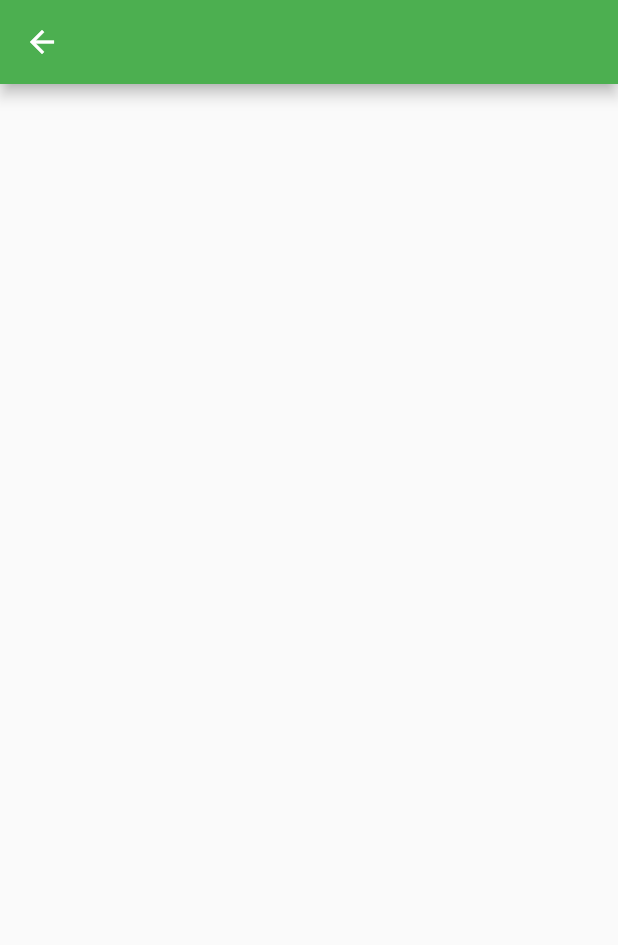
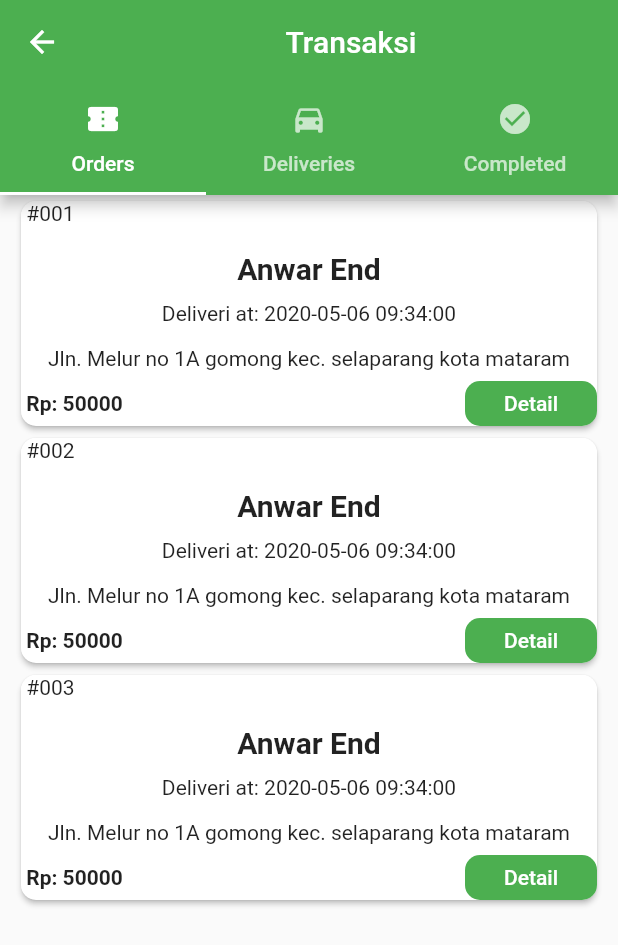
Before and after one commit to Blazing21/Pesan_sayur, a Flutter app: the TransaksiPage screen opened directly, on a phone screen of 412 x 824 dp. Shown: the top 945 px of the screen. Run offline on Flutter 3.47's test engine with Material 2 defaults, Android fonts, the phone set to English and light mode, and no system bars; our stand-ins replace image_picker; Roboto replaces fonts that are missing (exo 2); project files that could hold a hidden picture were left out.

Commit message:
add widget transaksi dan person supier

```diff
--- a/lib/beranda/beranda_view.dart
+++ b/lib/beranda/beranda_view.dart
@@ -2,6 +2,7 @@ import 'package:flutter/material.dart';
 import 'package:supplier_sayur/beranda/beranda_appbar.dart';
 import 'package:supplier_sayur/constant.dart';
 import 'package:supplier_sayur/items/person_list.dart';
+import 'package:supplier_sayur/landingpage/add_suplier.dart';
 
 
 class BerandaPage extends StatefulWidget {
@@ -64,7 +65,9 @@ class _BerandaPageState extends State<BerandaPage> {
       floatingActionButton: FloatingActionButton(
         backgroundColor: Colors.green,
         tooltip: 'Increment Counter',
-        onPressed: () {  },
+        onPressed: () {
+          Navigator.of(context).push(MaterialPageRoute(builder: (context) => AddSuplier()));
+         },
         child: const Icon(Icons.add,
         color: Colors.white),
       ),
--- /dev/null
+++ b/lib/items/transaksi_items.dart
@@ -0,0 +1,237 @@
+
+
+import 'package:flutter/material.dart';
+import 'package:supplier_sayur/componen/detail_TransTiket.dart';
+
+class OrderTicket extends StatelessWidget {
+  @override
+  Widget build(BuildContext context) {
+    return ListView(
+      children: <Widget>[
+        Padding(padding: EdgeInsets.only(left: 10, right: 10),
+        child: Card(
+          borderOnForeground: true,
+          elevation: 1.5,
+          shape: RoundedRectangleBorder(
+            borderRadius: BorderRadius.all(Radius.circular(10))
+          ),
+          child: SizedBox(
+            width: 250,
+            height: 150,
+            child: Column(
+              children: <Widget>[
+                Expanded(child: Container(
+                  decoration: BoxDecoration(
+                    color: Colors.white,
+                    borderRadius: BorderRadius.vertical(
+                        top: new Radius.circular(10.0)
+                        ),
+                    // color: Colors.pink[200].withOpacity(0.95),
+                  ),
+                  width: double.infinity,
+                  height: 60.0,
+                  child: Text(' #001'),
+                ),),
+                Expanded(
+                  child: Padding(
+                    padding: const EdgeInsets.symmetric(horizontal: 8.0),
+                    child: Center(
+                      child: Text('Anwar End', style: TextStyle(fontSize: 20, fontWeight: FontWeight.bold),),
+                    ),
+                  ),
+                ),
+                Expanded(
+                  child: Padding(
+                    padding: const EdgeInsets.symmetric(horizontal: 8.0),
+                    child: Center(
+                      child: Text('Deliveri at: 2020-05-06 09:34:00'),
+                    ),
+                  ),
+                ),
+                Expanded(
+                  child: Padding(
+                    padding: const EdgeInsets.symmetric(horizontal: 8.0),
+                    child: Center(
+                      child: Text('Jln. Melur no 1A gomong kec. selaparang kota mataram'),
+                    ),
+                  ),
+                ),
+                Expanded(
+                  child: Row(
+                    children: <Widget>[
+                      Expanded(child: Text(" Rp: 50000", style: TextStyle(fontWeight: FontWeight.bold),),),
+                      FlatButton(onPressed: (){
+                        Navigator.of(context).push(MaterialPageRoute(builder: (context)=> DetailTiketTrans()));
+                      },
+                      color: Colors.green,
+                      shape: RoundedRectangleBorder(
+                      borderRadius: BorderRadius.all(Radius.circular(10))
+                      ),
+                      child: Text("Detail", style: TextStyle(color: Colors.white),))
+                    ],
+                  )
+                )
+              ],
+            ),
+          )
+        ),
+        ),
+          Padding(padding: EdgeInsets.only(left: 10, right: 10),
+        child: Card(
+          borderOnForeground: true,
+          elevation: 1.5,
+          shape: RoundedRectangleBorder(
+            borderRadius: BorderRadius.all(Radius.circular(10))
+          ),
+          child: SizedBox(
+            width: double.infinity,
+            height: 150,
+            child: Column(
+              children: <Widget>[
+                Expanded(child: Container(
+                  decoration: BoxDecoration(
+                    color: Colors.white,
+                    borderRadius: BorderRadius.vertical(
+                        top: new Radius.circular(10.0)
+                        ),
+                    // color: Colors.pink[200].withOpacity(0.95),
+                  ),
+                  width: double.infinity,
+                  height: 60.0,
+                  child: Text(' #002'),
+                ),),
+                Expanded(
+                  child: Padding(
+                    padding: const EdgeInsets.symmetric(horizontal: 8.0),
+                    child: Center(
+                      child: Text('Anwar End', style: TextStyle(fontSize: 20, fontWeight: FontWeight.bold),),
+                    ),
+                  ),
+                ),
+                Expanded(
+                  child: Padding(
+                    padding: const EdgeInsets.symmetric(horizontal: 8.0),
+                    child: Center(
+                      child: Text('Deliveri at: 2020-05-06 09:34:00'),
+                    ),
+                  ),
+                ),
+                Expanded(
+                  child: Padding(
+                    padding: const EdgeInsets.symmetric(horizontal: 8.0),
+                    child: Center(
+                      child: Text('Jln. Melur no 1A gomong kec. selaparang kota mataram'),
+                    ),
+                  ),
+                ),
+                Expanded(
+                  child: Row(
+                    children: <Widget>[
+                      Expanded(child: Text(" Rp: 50000", style: TextStyle(fontWeight: FontWeight.bold),),),
+                      FlatButton(onPressed: (){
+                        Navigator.of(context).push(MaterialPageRoute(builder: (context)=> DetailTiketTrans()));
+                      },
+                      color: Colors.green,
+                      shape: RoundedRectangleBorder(
+                      borderRadius: BorderRadius.all(Radius.circular(10))
+                      ),
+                      child: Text("Detail", style: TextStyle(color: Colors.white),))
+                    ],
+                  )
+                )
+              ],
+            ),
+          )
+        ),
+        ),
+        Padding(padding: EdgeInsets.only(left: 10, right: 10),
+        child: Card(
+          borderOnForeground: true,
+          elevation: 1.5,
+          shape: RoundedRectangleBorder(
+            borderRadius: BorderRadius.all(Radius.circular(10))
+          ),
+          child: SizedBox(
+            width: double.infinity,
+            height: 150,
+            child: Column(
+              children: <Widget>[
+                Expanded(child: Container(
+                  decoration: BoxDecoration(
+                    color: Colors.white,
+                    borderRadius: BorderRadius.vertical(
+                        top: new Radius.circular(10.0)
+                        ),
+                    // color: Colors.pink[200].withOpacity(0.95),
+                  ),
+                  width: double.infinity,
+                  height: 60.0,
+                  child: Text(' #003'),
+                ),),
+                Expanded(
+                  child: Padding(
+                    padding: const EdgeInsets.symmetric(horizontal: 8.0),
+                    child: Center(
+                      child: Text('Anwar End', style: TextStyle(fontSize: 20, fontWeight: FontWeight.bold),),
+                    ),
+                  ),
+                ),
+                Expanded(
+                  child: Padding(
+                    padding: const EdgeInsets.symmetric(horizontal: 8.0),
+                    child: Center(
+                      child: Text('Deliveri at: 2020-05-06 09:34:00'),
+                    ),
+                  ),
+                ),
+                Expanded(
+                  child: Padding(
+                    padding: const EdgeInsets.symmetric(horizontal: 8.0),
+                    child: Center(
+                      child: Text('Jln. Melur no 1A gomong kec. selaparang kota mataram'),
+                    ),
+                  ),
+                ),
+                Expanded(
+                  child: Row(
+                    children: <Widget>[
+                      Expanded(child: Text(" Rp: 50000", style: TextStyle(fontWeight: FontWeight.bold),),),
+                      FlatButton(onPressed: (){
+                        Navigator.of(context).push(MaterialPageRoute(builder: (context)=> DetailTiketTrans()));
+
+                      },
+                      color: Colors.green,
+                      shape: RoundedRectangleBorder(
+                      borderRadius: BorderRadius.all(Radius.circular(10))
+                      ),
+                      child: Text("Detail", style: TextStyle(color: Colors.white),))
+                    ],
+                  )
+                )
+              ],
+            ),
+          )
+        ),
+        ),
+      ],
+    );
+  }
+}
+
+class Deliveries extends StatelessWidget {
+  @override
+  Widget build(BuildContext context) {
+    return Container(
+
+    );
+  }
+}
+
+class Complete extends StatelessWidget {
+  @override
+  Widget build(BuildContext context) {
+    return Container(
+
+    );
+  }
+}
--- a/lib/transaksi/transaksi_view.dart
+++ b/lib/transaksi/transaksi_view.dart
@@ -1,4 +1,5 @@
 import 'package:flutter/material.dart';
+import 'package:supplier_sayur/items/transaksi_items.dart';
 
 import 'package:supplier_sayur/landingpage/landingpage_view.dart';
 
@@ -11,10 +12,25 @@ class _TransaksiPageState extends State<TransaksiPage> {
 
   @override
   Widget build(BuildContext context){
-    return new SafeArea(
+    return new DefaultTabController(
+      length: 3,
       child: Scaffold(
-        appBar: new AppBar(),
-        body: new Container(),
+        appBar: new AppBar(
+          title: Center(
+            child: Text("Transaksi"),
+          ),
+          bottom: TabBar(tabs: [
+            Tab(icon: Icon(Icons.confirmation_number),text: "Orders",),
+            Tab(icon: Icon(Icons.directions_car), text: "Deliveries",),
+            Tab(icon: Icon(Icons.check_circle), text: "Completed",)
+          ]),
+        ),
+        body: TabBarView(
+          children: [
+            OrderTicket(),
+            Icon(Icons.directions_car),
+            Icon(Icons.check_circle),
+          ])
       )
     );
   }
```
Also changed, not shown: lib/componen/detail_TransTiket.dart (added, +127 -0 lines), lib/landingpage/add_suplier.dart (added, +80 -0 lines).
